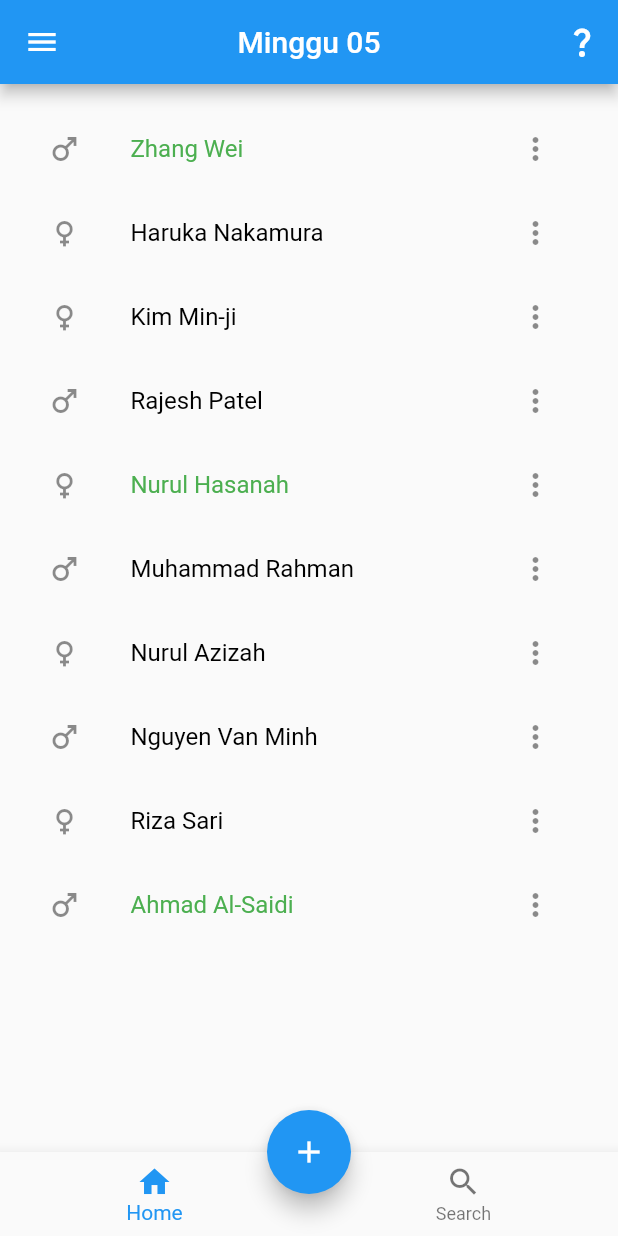
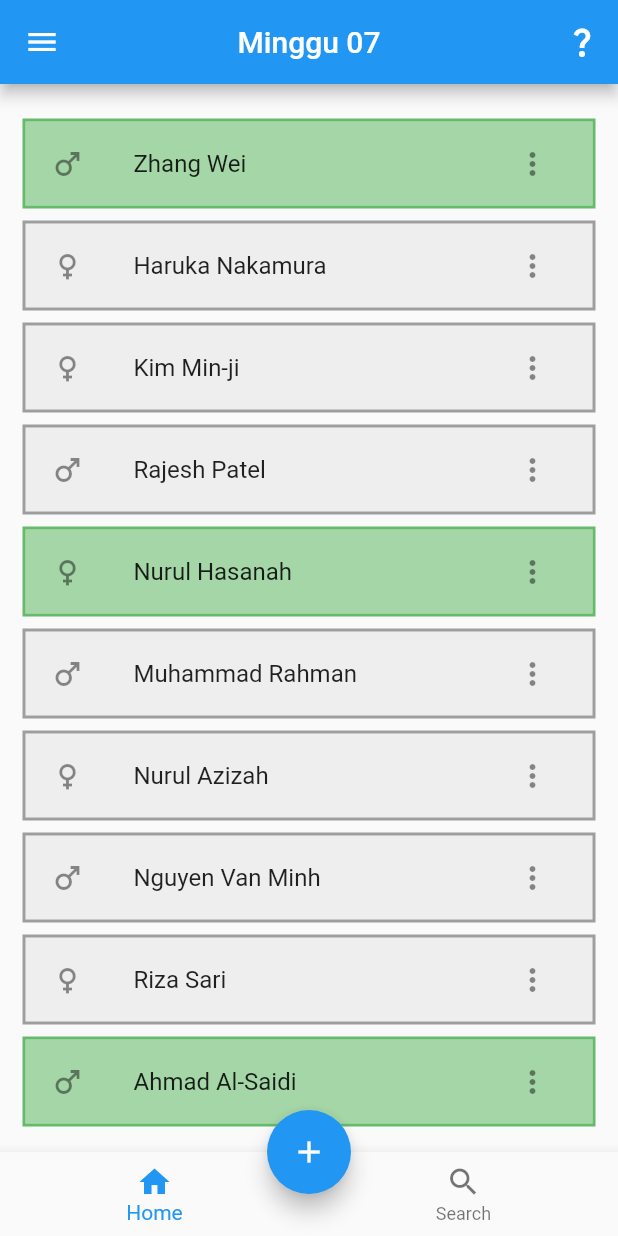
Before and after one commit to letman16/tugas_project_mobile_front_end, a Flutter app: the Minggu07 screen opened directly, on a phone screen of 412 x 824 dp. Run offline on Flutter 3.47's test engine with Material 2 defaults, Android fonts, the phone set to English and light mode, and no system bars; missing offline and left inert: dart:js_util; network calls fail.

Commit message:
Sedikit menghias minggu07

```diff
--- a/lib/minggu07/minggu07.dart
+++ b/lib/minggu07/minggu07.dart
@@ -1,6 +1,4 @@
 import 'package:flutter/material.dart';
-import 'package:flutter/src/widgets/framework.dart';
-import 'package:flutter/src/widgets/placeholder.dart';
 import 'package:provider/provider.dart';
 import 'package:tugas_kelompok/minggu07/minggu07_provider.dart';
 
@@ -19,10 +17,6 @@ class Minggu07 extends StatefulWidget {
 
 class _Minggu07State extends State<Minggu07> {
   @override
-  String val1 = "hai";
-  String val2 = "halo";
-  String now = "Hola";
-
   TextEditingController NameController = TextEditingController();
   TextEditingController SearchController = TextEditingController();
 
@@ -31,6 +25,8 @@ class _Minggu07State extends State<Minggu07> {
   int _CurrentIndex = 0;
 
   String SelectGender = "";
+
+  bool _addnama = false;
 
   Widget bodywidget(BuildContext context) {
     final prov = Provider.of<Minggu07Provider>(context);
@@ -72,11 +68,14 @@ class _Minggu07State extends State<Minggu07> {
   Widget build(BuildContext context) {
     final prov = Provider.of<Minggu07Provider>(context);
 
-    const addSnackBar =
-        SnackBar(content: const Text("Berhasil menambahkan teman"));
+    const addSnackBar = SnackBar(
+      content: const Text("Berhasil menambahkan teman"),
+      duration: Duration(milliseconds: 500),
+    );
+
     return Scaffold(
       appBar: AppBar(
-        title: const Text("Minggu 05"),
+        title: const Text("Minggu 07"),
         centerTitle: true,
         actions: [
           IconButton(
@@ -193,23 +192,30 @@ class _Minggu07State extends State<Minggu07> {
             showDialog(
                 context: context,
                 builder: (BuildContext context) {
-                  int selectedRadio = -1;
+                  int selectedRadio = 0;
+                  return StatefulBuilder(
+                    builder: (BuildContext context, StateSetter setState) {
                       return AlertDialog(
                         title: const Text("Tambah Teman"),
-                    content: StatefulBuilder(
-                      builder: (BuildContext context, StateSetter setState) {
-                        return Column(
-                            mainAxisSize: MainAxisSize.min,
-                            children: [
+                        content:
+                            Column(mainAxisSize: MainAxisSize.min, children: [
                           TextField(
                             controller: NameController,
-                                decoration: const InputDecoration(
+                            decoration: InputDecoration(
                               border: UnderlineInputBorder(),
-                                    hintText: "Nama"),
+                              label: Text("Nama"),
+                            ),
+                            onChanged: (value) {
+                              prov.setinputNama = value;
+                              prov.setenablebutton =
+                                  prov.inputNama.isEmpty ? false : true;
+                              setState(
+                                () {},
+                              );
+                            },
                           ),
                           Row(
-                                mainAxisAlignment:
-                                    MainAxisAlignment.spaceEvenly,
+                            mainAxisAlignment: MainAxisAlignment.spaceEvenly,
                             children: [
                               Row(
                                 children: [
@@ -217,8 +223,7 @@ class _Minggu07State extends State<Minggu07> {
                                       value: 0,
                                       groupValue: selectedRadio,
                                       onChanged: (int? val) {
-                                            setState(
-                                                () => selectedRadio = val!);
+                                        setState(() => selectedRadio = val!);
                                       }),
                                   const Text("Male")
                                 ],
@@ -229,27 +234,30 @@ class _Minggu07State extends State<Minggu07> {
                                       value: 1,
                                       groupValue: selectedRadio,
                                       onChanged: (int? val) {
-                                            setState(
-                                                () => selectedRadio = val!);
+                                        setState(() => selectedRadio = val!);
                                       }),
                                   const Text("Female")
                                 ],
                               ),
                             ],
                           )
-                            ]);
-                      },
-                    ),
+                        ]),
                         actions: [
                           OutlinedButton(
                               onPressed: () {
+                                NameController.text = "";
+                                prov.setinputNama = "";
+                                prov.setenablebutton = false;
                                 Navigator.of(context).pop();
                               },
                               child: const Text("Cancel")),
                           ElevatedButton(
-                          onPressed: () {
-                            if (selectedRadio == 1) SelectGender = "female";
-                            if (selectedRadio == 0) SelectGender = "male";
+                              onPressed: prov.enablebutton
+                                  ? () {
+                                      if (selectedRadio == 1)
+                                        SelectGender = "female";
+                                      if (selectedRadio == 0)
+                                        SelectGender = "male";
                                       prov.settambahteman = {
                                         "name": NameController.text,
                                         "gender": SelectGender,
@@ -257,11 +265,16 @@ class _Minggu07State extends State<Minggu07> {
                                       };
                                       ScaffoldMessenger.of(context)
                                           .showSnackBar(addSnackBar);
+                                      prov.setinputNama = "";
                                       NameController.text = "";
+                                      prov.setenablebutton = false;
                                       Navigator.of(context).pop();
-                          },
+                                    }
+                                  : null,
                               child: const Text("Save")),
                         ],
+                      );
+                    },
                   );
                 });
           },
@@ -298,18 +311,32 @@ class MyFreindCard extends StatelessWidget {
     } else {
       _male = false;
     }
-    const deleteSnackBar = SnackBar(content: const Text("Berhasil menghapus"));
+    const deleteSnackBar = SnackBar(
+      content: const Text("Berhasil menghapus"),
+      duration: Duration(milliseconds: 500),
+    );
     SnackBar favsnackbar(String name, bool status) {
       return SnackBar(
         content: Text(
-              "Berhasil ${status ? "menghapus" : "menambahkan"} ${name} sebagai teman dekat"));
+            "Berhasil ${status ? "menghapus" : "menambahkan"} ${name} sebagai teman dekat"),
+        duration: Duration(milliseconds: 500),
+      );
     }
 
-    return ListTile(
+    return Padding(
+      padding: EdgeInsets.only(top: 8),
+      child: Container(
+        decoration: BoxDecoration(
+          border: Border.all(
+              color:
+                  Person["close_freind"] ? Colors.green.shade400 : Colors.grey,
+              width: 2.0),
+        ),
+        child: ListTile(
           leading: _male ? const Icon(Icons.male) : const Icon(Icons.female),
-      title: Text(Person["name"],
-          style: TextStyle(
-              color: Person["close_freind"] ? Colors.green : Colors.black)),
+          title: Text(Person["name"]),
+          tileColor:
+              Person["close_freind"] ? Colors.green.shade200 : Colors.grey[200],
           trailing: PopupMenuButton(
             itemBuilder: (context) => [
               PopupMenuItem(
@@ -330,6 +357,8 @@ class MyFreindCard extends StatelessWidget {
                 },
               ),
             ],
+          ),
+        ),
       ),
     );
   }
--- a/lib/minggu07/minggu07_provider.dart
+++ b/lib/minggu07/minggu07_provider.dart
@@ -14,21 +14,35 @@ class Minggu07Provider extends ChangeNotifier {
     {'name': 'Ahmad Al-Saidi', 'gender': 'male', 'close_freind': true}
   ];
 
+  String _inputNama = "";
+  bool _enablebutton = false;
+
   List<Map<String, dynamic>> get teman => _teman;
+
+  String get inputNama => _inputNama;
+  bool get enablebutton => _enablebutton;
 
   set setteman(val) {
     _teman = val;
     notifyListeners();
   }
 
+  set setenablebutton(val) {
+    _enablebutton = val;
+    notifyListeners();
+  }
+
+  set setinputNama(val) {
+    _inputNama = val;
+    notifyListeners();
+  }
+
   set settambahteman(Map<String, dynamic> val) {
     _teman.add(val);
-    print("Success add");
     notifyListeners();
   }
 
   set setdelete(String val) {
-    print("succes remove" + val);
     _teman.removeWhere((item) => item['name'] == val);
     notifyListeners();
   }
```
Also changed, not shown: lib/minggu01/minggu01.dart (+5 -3 lines). Lines whose indentation alone changed are shown as unchanged.
